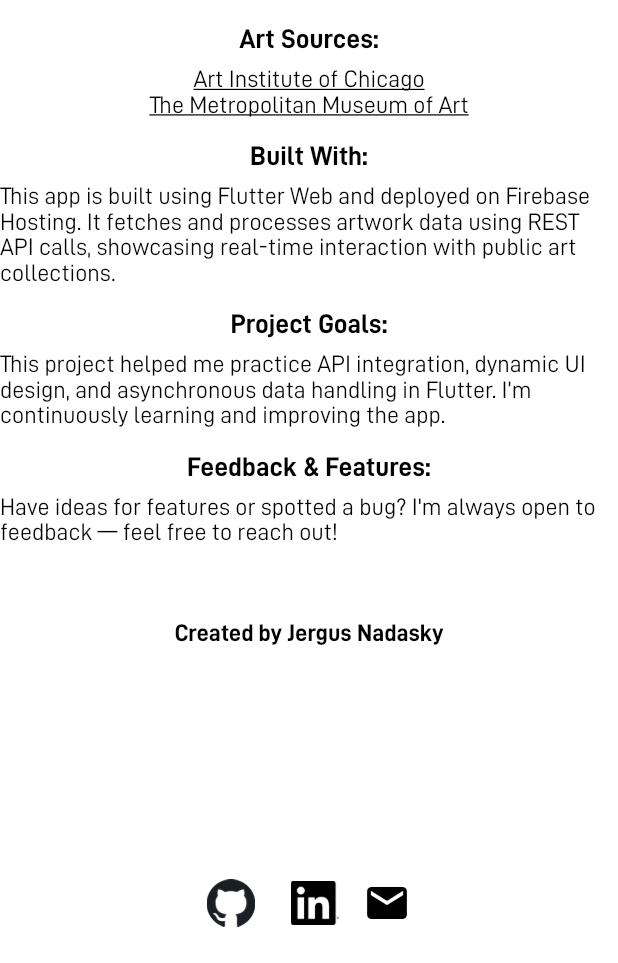
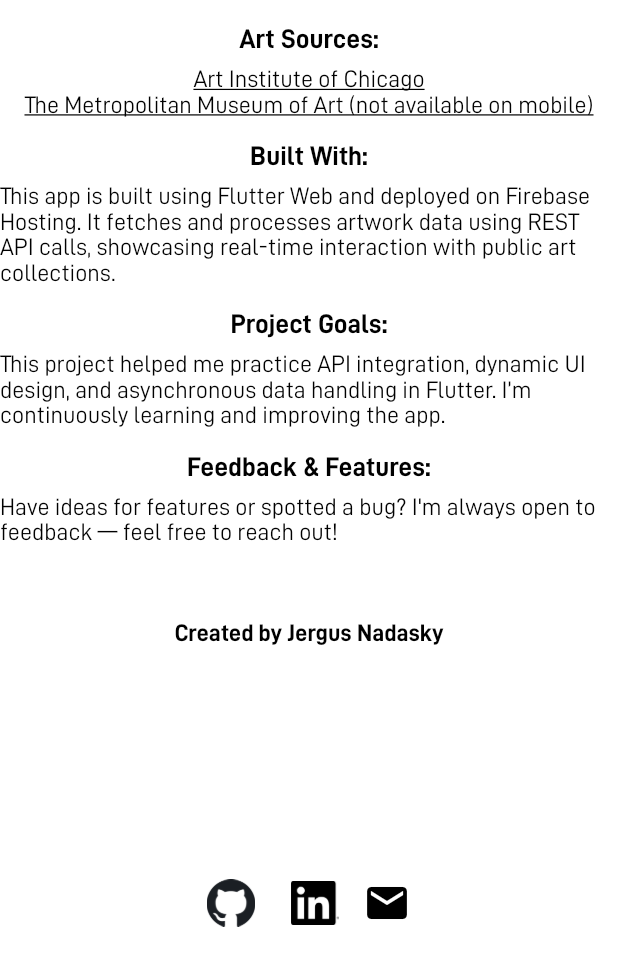
Before and after one commit to jergusnadasky/RandArt, a Flutter app: the screen it shows after launch, after a tap on the "pages" icon, on a phone screen of 412 x 824 dp, the part 273-1236 px from its top. Run offline on Flutter 3.47's test engine with Material 3 defaults, Android fonts, the phone set to English and light mode, and no system bars; our stand-ins replace after_layout, cached_network_image, palette_generator; missing offline and left inert: dart:html; network calls fail.

Commit message:
updated readme and rerouted mobile access

```diff
--- a/lib/pages/about_page.dart
+++ b/lib/pages/about_page.dart
@@ -175,7 +175,7 @@ class AboutPage extends StatelessWidget {
                     launchUrl(Uri.parse('https://www.metmuseum.org/'));
                   },
                   child: Text(
-                    'The Metropolitan Museum of Art',
+                    'The Metropolitan Museum of Art (not available on mobile)',
                     style: TextStyle(
                       fontSize: 16,
                       decoration: TextDecoration.underline,
--- a/lib/pages/home_page.dart
+++ b/lib/pages/home_page.dart
@@ -10,6 +10,8 @@ import 'package:http/http.dart' as http;
 import 'package:palette_generator/palette_generator.dart';
 import 'dart:ui';
 import 'package:after_layout/after_layout.dart';
+import 'package:flutter/foundation.dart' show defaultTargetPlatform, TargetPlatform;
+
 
 import 'package:art_gen/util/artwork.dart';
 
@@ -919,7 +921,7 @@ class _ArtHomePageState extends State<ArtHomePage>
     Artwork? artwork;
 
     try {
-      if (apiChoice == 0) {
+      if (isMobile() || apiChoice == 0) {
         artwork = await chicagoService.getRandomArtwork();
       } else {
         artwork = await MetArtService().getRandomArtwork();
@@ -1017,3 +1019,7 @@ Future<void> downloadImageWeb(
 bool isDarkColor(Color color) {
   return color.computeLuminance() < 0.5;
 }
+
+bool isMobile() {
+  return defaultTargetPlatform == TargetPlatform.android || defaultTargetPlatform == TargetPlatform.iOS;
+}
--- a/lib/services/chicago_art_service.dart
+++ b/lib/services/chicago_art_service.dart
@@ -1,3 +1,4 @@
+//WEB AND MOBILE
 import 'dart:convert';
 import 'dart:math';
 import 'package:art_gen/util/artwork.dart';
--- a/lib/services/met_art_service.dart
+++ b/lib/services/met_art_service.dart
@@ -1,3 +1,5 @@
+//NOT AVAILABLE ON MOBILE
+// This service is designed for web and desktop platforms only
 import 'dart:convert';
 import 'dart:math';
 import 'package:art_gen/util/artwork.dart';
```
Also changed, not shown: 5 other files.
